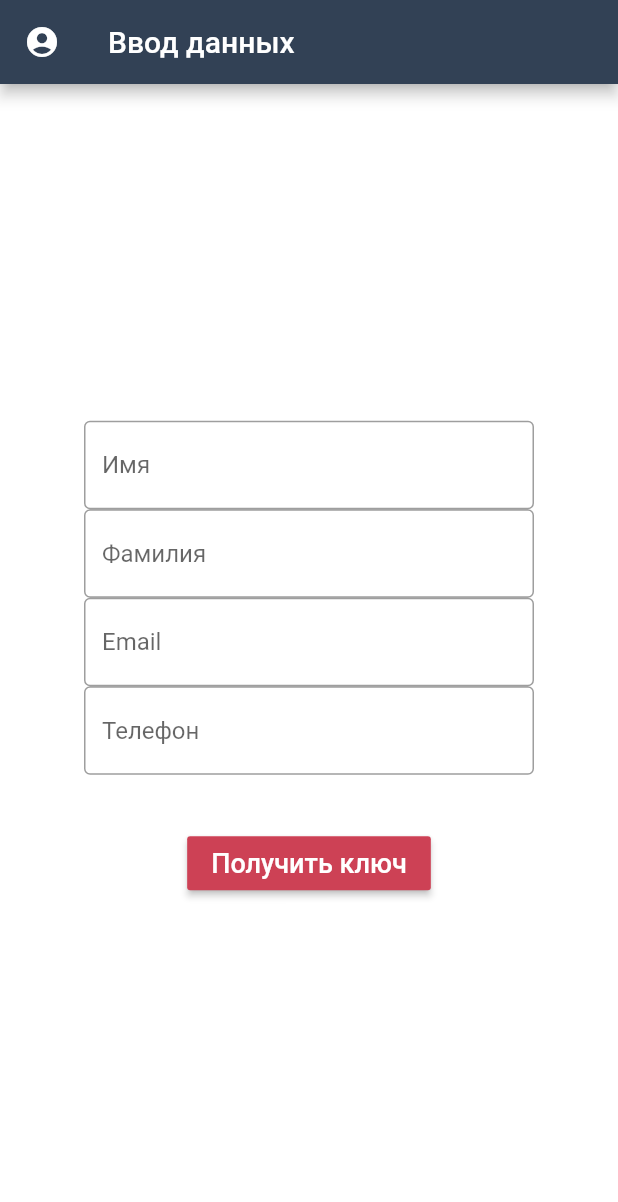
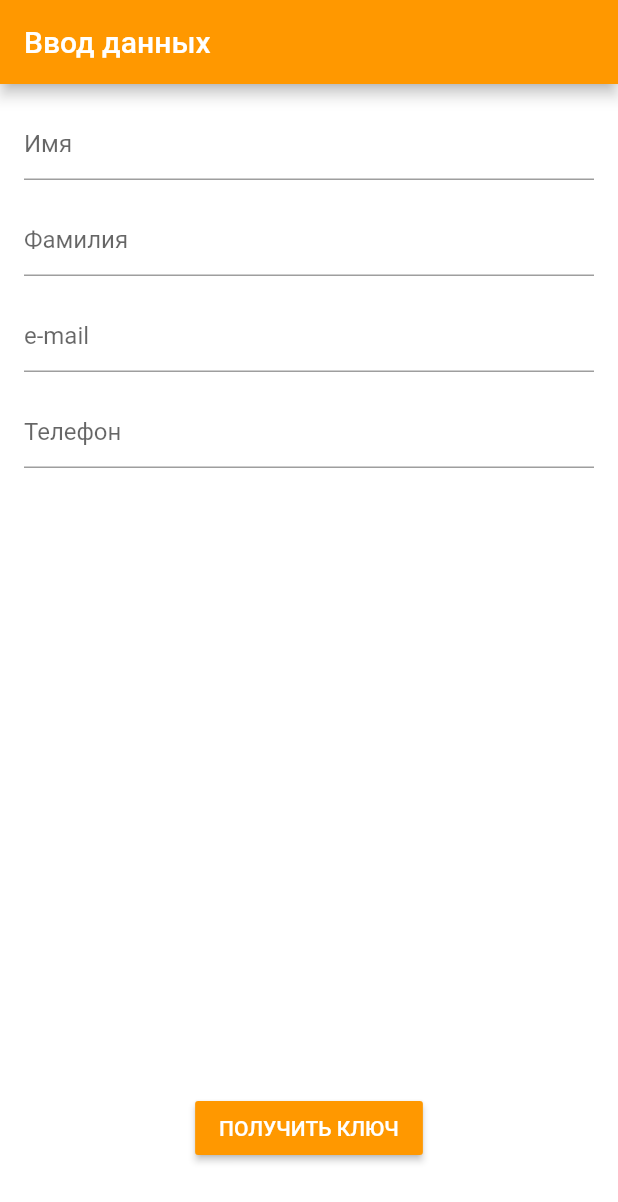
Before and after one commit to Voynere/dnsapptest, a Flutter app: the screen it shows after launch, on a phone screen of 412 x 824 dp. Shown: the top 1202 px of the screen. Run offline on Flutter 3.47's test engine with Material 2 defaults, Android fonts, the phone set to English and light mode, and no system bars.

```diff
--- a/lib/main.dart
+++ b/lib/main.dart
@@ -6,128 +6,136 @@ class DnsApp extends StatelessWidget {
   @override
   Widget build(BuildContext context) {
     return MaterialApp(
-        title: 'DnsApp',
-        theme: ThemeData(
-            primaryColor: Color.fromRGBO(50, 65, 85, 1),
-            textTheme: TextTheme(headline6: TextStyle(color: Colors.red))),
-        home: HomePage(),
-        routes: {
-        '/transfering2': (context) => Transfering2(),
-        },
+      title: 'DnsApp',
+      theme: ThemeData(
+          primaryColor: Colors.orange,
+          primaryTextTheme: TextTheme(
+            headline6: TextStyle(color: Colors.white),
+          ),
+          scaffoldBackgroundColor: Colors.white,
+          accentColor: Colors.white,
+          buttonTheme: ButtonThemeData(
+            buttonColor: Colors.orange,
+            textTheme: ButtonTextTheme.accent,
+          )),
+      home: HomePage(),
+      routes: {
+        '/summary': (context) => SummaryPage(),
+      },
     );
   }
 }
 
 class HomePage extends StatelessWidget {
-  const HomePage({Key key}) : super(key: key);
+  final _formKey = GlobalKey<FormState>();
+  final _values = {'firstName': '', 'lastName': '', 'phone': '', 'email': ''};
+
   @override
   Widget build(BuildContext context) {
-    return Container(
-      child: Scaffold(
-        backgroundColor: Colors.white,
-        appBar: AppBar(
-            title: Text('Ввод данных'), leading: Icon(Icons.account_circle)),
-        body: Center(
-          child: Column(mainAxisAlignment: MainAxisAlignment.center, children: [
-            Container(
-              width: 300,
-              child: TextField(
+    return Scaffold(
+      //backgroundColor: Colors.white,
+      appBar: AppBar(
+        title: Text('Ввод данных'),
+        //leading: Icon(Icons.account_circle)
+      ),
+      body: Form(
+        key: _formKey,
+        child: Padding(
+          padding: EdgeInsets.all(16),
+          child: Column(
+            crossAxisAlignment: CrossAxisAlignment.stretch,
+            children: [
+              TextFormField(
                 decoration: InputDecoration(
-                  border: OutlineInputBorder(),
                   hintText: 'Имя',
                 ),
-                autofocus: false,
+                validator: (text) {
+                  if (text == null || text.isEmpty) {
+                    return 'Введите имя';
+                  }
+                  return null;
+                },
               ),
-            ),
-            Container(
-              width: 300,
-              child: TextField(
+              SizedBox(height: 16),
+              TextFormField(
                 decoration: InputDecoration(
-                  border: OutlineInputBorder(),
                   hintText: 'Фамилия',
                 ),
-                autofocus: false,
               ),
-            ),
-            Container(
-              width: 300,
-              child: TextField(
+              SizedBox(height: 16),
+              TextFormField(
                 decoration: InputDecoration(
-                  border: OutlineInputBorder(),
-                  hintText: 'Email',
+                  hintText: 'e-mail',
                 ),
                 keyboardType: TextInputType.emailAddress,
-                autofocus: false,
               ),
-            ),
-            Container(
-              width: 300,
-              child: TextField(
+              SizedBox(height: 16),
+              TextFormField(
                 decoration: InputDecoration(
-                  border: OutlineInputBorder(),
                   hintText: 'Телефон',
                 ),
-                autofocus: false,
               ),
-            ),
-            Padding(
-              padding: EdgeInsets.only(top: 35.0),
-              child: RaisedButton(
-                onPressed: () {
-                  Navigator.pushNamed(context, '/transfering2');
-                },
-                child: Text('Получить ключ',
-                    style: TextStyle(fontSize: 18, color: Colors.white)),
-                color: Color.fromRGBO(205, 65, 85, 1),
+              SizedBox(height: 16),
+              Expanded(
+                child: Align(
+                  alignment: Alignment.bottomCenter,
+                  child: RaisedButton(
+                    onPressed: () {
+                      _formKey.currentState.validate();
+                      Navigator.pushNamed(context, '/transfering2');
+                    },
+                    child: Text('Получить ключ'.toUpperCase()),
+                  ),
+                ),
               ),
-            ),
-          ]),
+              SizedBox(height: 32),
+            ],
+          ),
         ),
       ),
     );
   }
 }
 
-class Transfering2 extends StatelessWidget {
+class SummaryPage extends StatelessWidget {
   @override
   Widget build(BuildContext context) {
     return Scaffold(
-      appBar: AppBar(
-        title: Text('Отправка данных')),
+      appBar: AppBar(title: Text('Отправка данных')),
       body: Center(
         child: Column(mainAxisAlignment: MainAxisAlignment.center, children: [
-            Container(
-              width: 300,
-              child: TextField(
-                decoration: InputDecoration(
-                  border: OutlineInputBorder(),
-                  hintText: 'Ссылка на github',
-                ),
-                autofocus: false,
+          Container(
+            width: 300,
+            child: TextField(
+              decoration: InputDecoration(
+                border: OutlineInputBorder(),
+                hintText: 'ссылка на github',
               ),
+              autofocus: false,
             ),
-            Container(
-              width: 300,
-              child: TextField(
-                decoration: InputDecoration(
-                  border: OutlineInputBorder(),
-                  hintText: 'Ссылка на резюме',
-                ),
-                autofocus: false,
+          ),
+          Container(
+            width: 300,
+            child: TextField(
+              decoration: InputDecoration(
+                border: OutlineInputBorder(),
+                hintText: 'ссылка на резюме',
               ),
+              autofocus: false,
             ),
-            Padding(
-              padding: EdgeInsets.only(top: 35.0),
-              child: RaisedButton(
-                onPressed: () {
-                  Navigator.pushNamed(context, '/transfering2');
-                },
-                child: Text('Зарегистрироваться',
-                    style: TextStyle(fontSize: 18, color: Colors.white)),
-                color: Color.fromRGBO(205, 65, 85, 1),
-              ),
+          ),
+          Padding(
+            padding: EdgeInsets.only(top: 35.0),
+            child: RaisedButton(
+              onPressed: () {
+                Navigator.pushNamed(context, '/summary');
+              },
+              child: Text('Зарегистрироваться',
+                  style: TextStyle(fontSize: 18, color: Colors.white)),
+              color: Color.fromRGBO(205, 65, 85, 1),
             ),
-          ]),
+          ),
+        ]),
       ),
     );
   }
```
